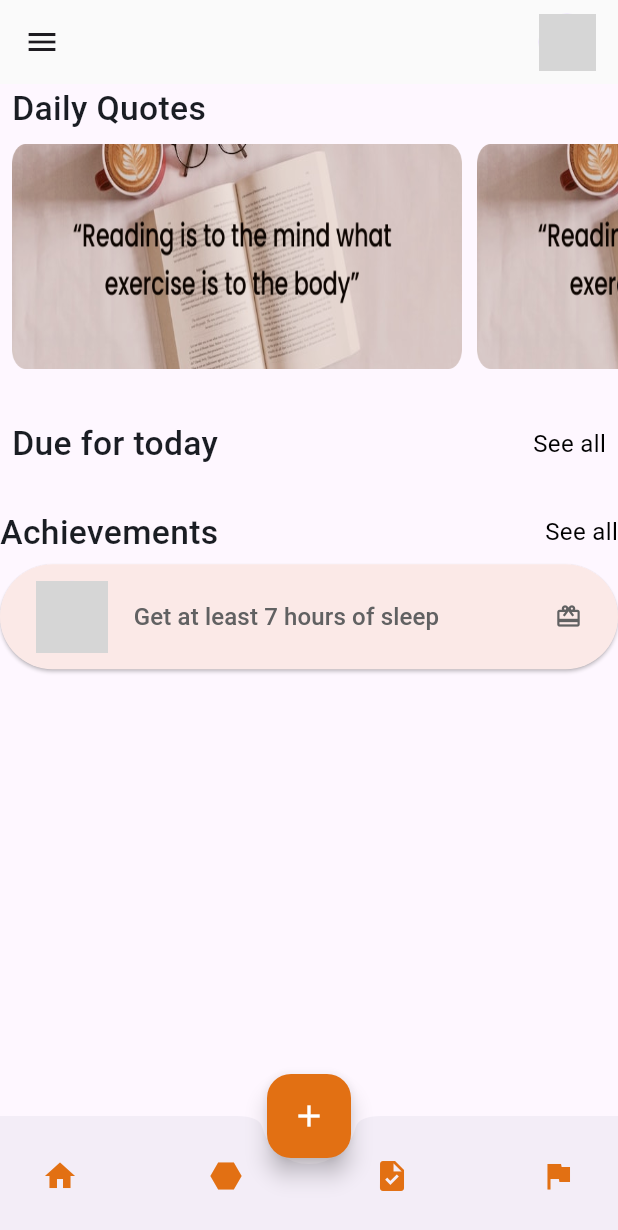
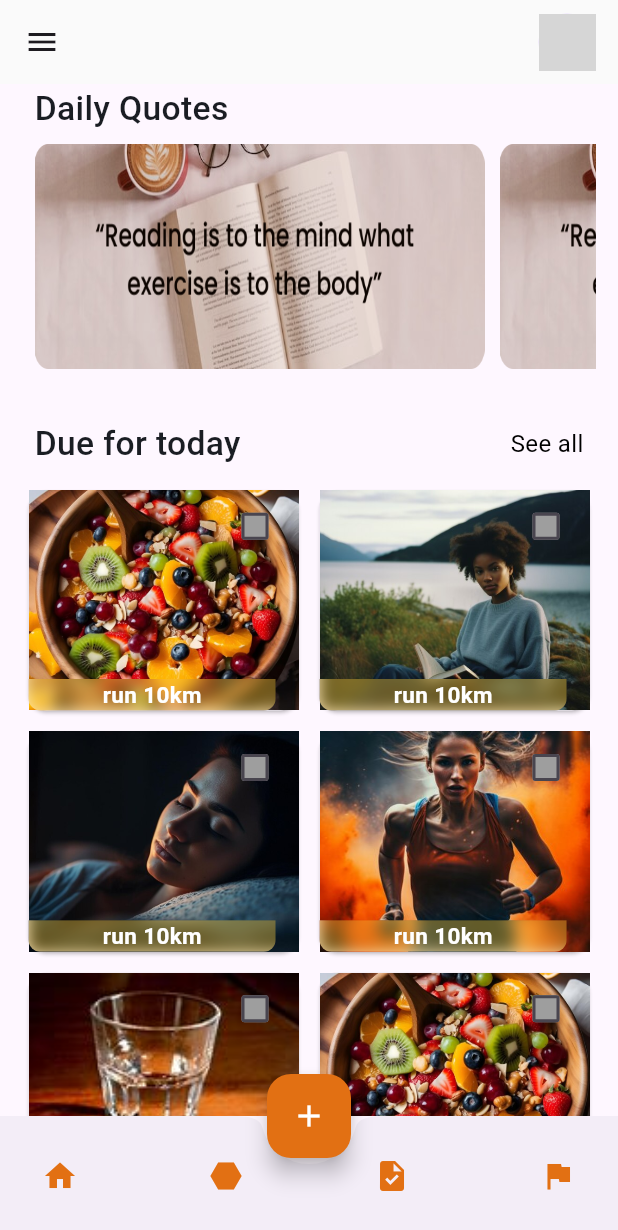
Before and after one commit to Sparklinglily/Habit-Tracker-App, a Flutter app: the screen it shows once a user with an empty profile is signed in, on a phone screen of 412 x 824 dp. Shown: the top 1230 px of the screen. Run offline on Flutter 3.47's test engine with Material 3 defaults, Android fonts, the phone set to English and light mode, and no system bars; our stand-ins replace cloud_firestore, email_validator, firebase_auth, firebase_core, flutter_slidable, hive and 1 more; accounts and stored records are empty; network calls fail; grey boxes are pictures that could not be loaded.

Commit message:
homepage refix

```diff
--- a/lib/presentation/views/home/Wigets/imageGrid.dart
+++ b/lib/presentation/views/home/Wigets/imageGrid.dart
@@ -3,51 +3,61 @@ import 'package:habit_help/presentation/views/AppComponents/blurredContainer.dar
 import '../../../../core/constants/constants.dart';
 import '../../authentication/loginPage.dart';
 
-class ImageGrids extends StatelessWidget {
-  ImageGrids({Key? key, required this.data, required this.onTap})
-      : super(key: key);
+class ImageGrids extends StatefulWidget {
+  ImageGrids({
+    Key? key,
+    required this.gridData,
+  }) : super(key: key);
 
-  bool isClicked = false;
+  final ImageGridData gridData;
 
-  final ImageGridData data;
+  @override
+  State<ImageGrids> createState() => _ImageGridsState();
+}
 
-  final VoidCallback onTap;
-
+class _ImageGridsState extends State<ImageGrids> {
   @override
   Widget build(BuildContext context) {
     final size = MediaQuery.sizeOf(context);
-    return InkWell(
-      onTap: onTap,
-      child: Card(
+    return Card(
       child: Stack(
         children: [
           Image.asset(
-              data.image, fit: BoxFit.cover,
+            widget.gridData.imagePath, fit: BoxFit.cover,
             height: size.height,
             width: size.width,
 
             // color: Colors.black,
           ),
           Positioned(
-              child: Checkbox(value: isClicked, onChanged: null),
-              right: 16,
+            child: Checkbox(
+              value: widget.gridData.isChecked,
+              onChanged: (value) {
+                setState(() {
+                  if (value != null) widget.gridData.isChecked = value;
+                });
+              },
+              checkColor: Colors.amber,
+              fillColor: MaterialStatePropertyAll(Colors.grey),
             ),
-            BlurredContainer(
-                // height: constraints.maxHeight * 0.3,
+            right: 5,
+          ),
+          Positioned(
+              bottom: 0,
+              child: BlurredContainer(
                 borderRadius: 8,
-                width: size.width,
-                height: double.maxFinite,
+                width: size.width * 0.4,
                 padding: EdgeInsets.zero,
                 child: Align(
-                    alignment: Alignment.centerLeft,
+                    alignment: Alignment.bottomCenter,
                     child: Text(
-                      data.text,
+                      widget.gridData.title,
                       textAlign: TextAlign.start,
                       maxLines: 2,
                       style: const TextStyle(
-                        color: Colors.black,
+                        color: Colors.white,
                         overflow: TextOverflow.ellipsis,
-                        fontSize: 12,
+                        fontSize: 15,
                         fontWeight: FontWeight.w600,
                       ),
                     ))
@@ -55,22 +65,24 @@ class ImageGrids extends StatelessWidget {
                 // padding:
                 //     const EdgeInsets.symmetric(horizontal: 12, vertical: 12),
                 // ),
-                ),
+                ,
+              ))
         ],
-        ),
       ),
     );
   }
 }
 
 class ImageGridData {
-  final String image;
-  final Widget checkBox;
-  final String text;
+  final int id;
+  final String imagePath;
+  bool isChecked;
+  final String title;
 
   ImageGridData({
-    required this.image,
-    required this.checkBox,
-    required this.text,
+    required this.id,
+    required this.imagePath,
+    required this.isChecked,
+    required this.title,
   });
 }
--- a/lib/presentation/views/home/homePage.dart
+++ b/lib/presentation/views/home/homePage.dart
@@ -16,46 +16,43 @@ class Home extends StatefulWidget {
 }
 
 class _HomeState extends State<Home> {
-  bool isClicked = false;
-  final List<ImageGridData> imageGridItems = [
-    ImageGridData(
-        image: 'images/readingAbook.jpg',
-        checkBox: Checkbox(value: null, onChanged: null),
-        text: 'Read a book'),
-    ImageGridData(
-        image: 'images/eatingFruits.jpg',
-        checkBox: Checkbox(value: null, onChanged: null),
-        text: 'Eating a fruit'),
-    ImageGridData(
-        image: 'images/trackRace.jpg',
-        checkBox: Checkbox(value: null, onChanged: null),
-        text: 'Run 10km'),
-    ImageGridData(
-        image: 'images/sleeping.jpg',
-        checkBox: Checkbox(value: null, onChanged: null),
-        text: 'Read a book'),
-    ImageGridData(
-        image: 'images/readingAbook.png',
-        checkBox: Checkbox(value: null, onChanged: null),
-        text: 'Read a book'),
-    ImageGridData(
-        image: 'images/eatingFruits.jpg',
-        checkBox: Checkbox(value: null, onChanged: null),
-        text: 'Eating a fruit'),
-  ];
+  List<ImageGridData> gridItems = List.generate(
+      6,
+      (index) => ImageGridData(
+          id: index,
+          imagePath: 'assets/image${index % 5 + 1}.jpg',
+          isChecked: false,
+          title: 'run 10km'));
+
   @override
   Widget build(BuildContext context) {
     return SafeArea(
       child: SingleChildScrollView(
         physics: BouncingScrollPhysics(),
+        child: Expanded(
+          child: Padding(
+            padding: const EdgeInsets.only(left: 15, right: 15),
             child: Column(
-          children: const [
+              children: [
                 //FIRST
 
                 DailyQuotes(),
                 Padding(padding: EdgeInsets.only(bottom: defaultSpacing * 1.6)),
                 DueToday(),
                 Padding(padding: EdgeInsets.only(bottom: defaultSpacing / 5)),
+
+                GridView.builder(
+                    scrollDirection: Axis.vertical,
+                    shrinkWrap: true,
+                    gridDelegate: SliverGridDelegateWithFixedCrossAxisCount(
+                        crossAxisCount: 2,
+                        mainAxisSpacing: 6,
+                        childAspectRatio: 17 / 14,
+                        crossAxisSpacing: 6),
+                    itemCount: gridItems.length,
+                    itemBuilder: (context, index) {
+                      return ImageGrids(gridData: gridItems[index]);
+                    }),
 
                 Padding(padding: EdgeInsets.only(bottom: defaultSpacing)),
                 Rewards(),
@@ -64,6 +61,8 @@ class _HomeState extends State<Home> {
               ],
             ),
           ),
+        ),
+      ),
     );
   }
 }
--- a/pubspec.yaml
+++ b/pubspec.yaml
@@ -77,6 +77,7 @@ flutter:
   # To add assets to your application, add an assets section, like this:
   assets:
     - images/
+    - assets/
 
 
   # An image asset can refer to one or more resolution-specific "variants", see
```
Also changed, not shown: assets/image1.jpg (renamed from images/eatingFruits.jpg), assets/image2.jpg (renamed from images/readingAbook.jpg), assets/image3.jpg (renamed from images/sleeping.jpg), assets/image4.jpg (renamed from images/trackRace.jpg), assets/image5.jpg (renamed from images/water3.jpg), images/yoga.png (deleted). Lines whose indentation alone changed are shown as unchanged.
